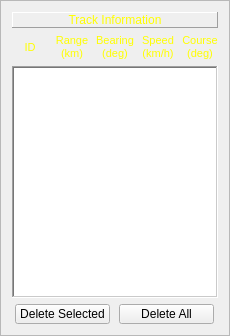
The window that RadarCoastal/frametrackdisplay.ui (MiftahSalam/RadarCoastal) describes before a commit, drawn with Qt 5.
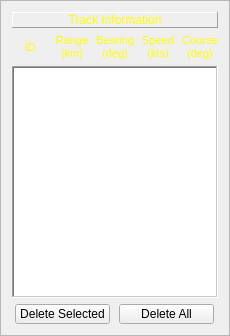
The same window after the commit.

Commit message: change speed label from km/h to kts

What changed in the file:
```diff
--- a/RadarCoastal/frametrackdisplay.ui
+++ b/RadarCoastal/frametrackdisplay.ui
@@ -163,7 +163,7 @@
        </property>
        <property name="text">
         <string>Speed
-(km/h)</string>
+(kts)</string>
        </property>
        <property name="textFormat">
         <enum>Qt::PlainText</enum>
```
